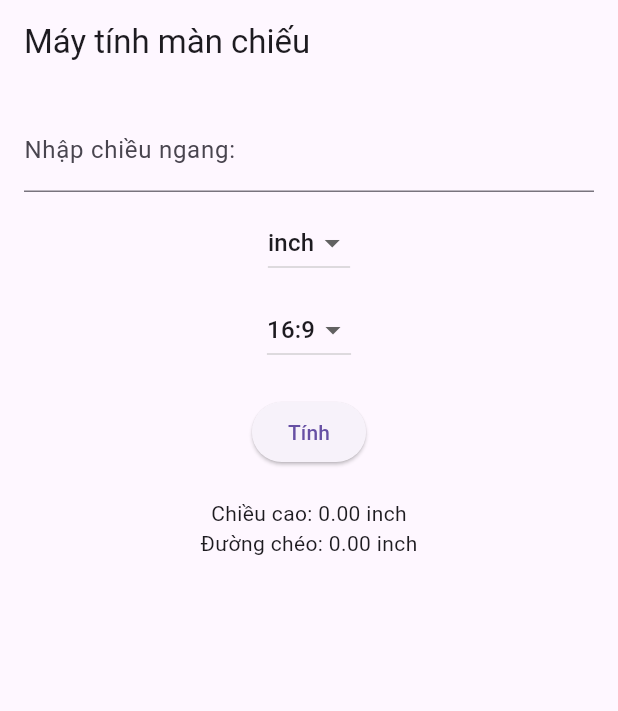
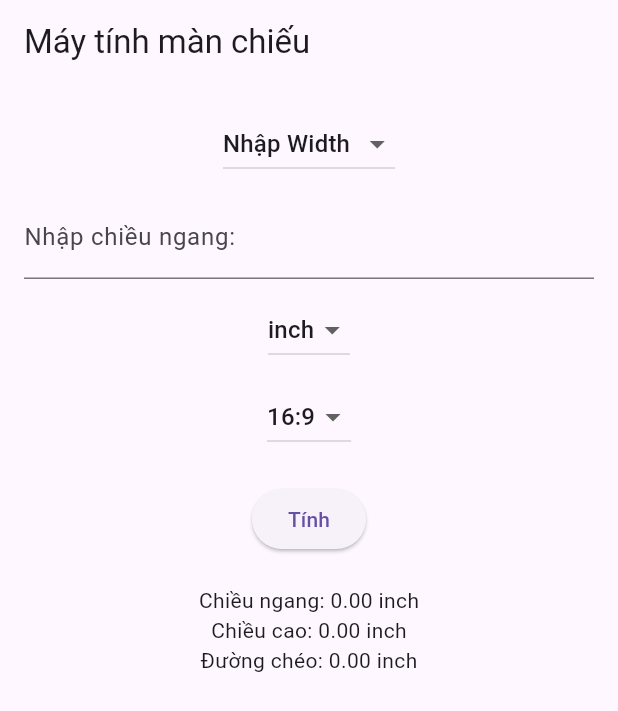
Before and after one commit to Lehuuthanh23/calc_inch, a Flutter app: the screen it shows after launch, after a tap on "Tính", on a phone screen of 412 x 824 dp. Shown: the top 711 px of the screen. Run offline on Flutter 3.47's test engine with Material 3 defaults, Android fonts, the light colour scheme and no system bars.

Commit message:
thêm tính chiều ngang theo chiều cao

```diff
--- a/lib/main.dart
+++ b/lib/main.dart
@@ -2,7 +2,7 @@ import 'package:flutter/material.dart';
 import 'dart:math';
 
 void main() {
-  runApp(const ScreenSizeCalculator()); // Thêm const
+  runApp(const ScreenSizeCalculator());
 }
 
 class ScreenSizeCalculator extends StatelessWidget {
@@ -11,7 +11,6 @@ class ScreenSizeCalculator extends StatelessWidget {
   @override
   Widget build(BuildContext context) {
     return const MaterialApp(
-      // Thêm const
       debugShowCheckedModeBanner: false,
       home: ScreenCalculatorPage(),
     );
@@ -26,49 +25,102 @@ class ScreenCalculatorPage extends StatefulWidget {
 }
 
 class ScreenCalculatorPageState extends State<ScreenCalculatorPage> {
-  final TextEditingController _lengthController = TextEditingController();
+  final TextEditingController _widthController = TextEditingController();
+  final TextEditingController _heightController = TextEditingController();
+  String _selectedInput = 'Width'; // Tùy chọn nhập: Width hoặc Height
   String _selectedRatio = '16:9';
   String _selectedUnit = 'inch';
-  double _height = 0.0;
-  double _diagonalInInches = 0.0; // Luôn lưu đường chéo theo inch
+  double _width = 0.0; // Chiều ngang
+  double _height = 0.0; // Chiều cao
+  double _diagonalInInches = 0.0; // Đường chéo theo inch
 
   void _calculateSize() {
-    double length = double.tryParse(_lengthController.text) ?? 0;
+    double inputValue = 0.0;
     bool isMm = _selectedUnit == 'mm';
 
+    // Lấy giá trị đầu vào dựa trên tùy chọn
+    if (_selectedInput == 'Width') {
+      inputValue = double.tryParse(_widthController.text) ?? 0;
+    } else {
+      inputValue = double.tryParse(_heightController.text) ?? 0;
+    }
+
+    if (inputValue == 0) return; // Không tính nếu giá trị nhập vào không hợp lệ
+
     if (isMm) {
-      length = length / 25.4; // Chuyển từ mm sang inch
+      inputValue = inputValue / 25.4; // Chuyển từ mm sang inch
     }
 
     double widthRatio = _selectedRatio == '16:9' ? 16 : 4;
     double heightRatio = _selectedRatio == '16:9' ? 9 : 3;
-    double height = (length / widthRatio) * heightRatio;
-    double diagonal =
-        sqrt(pow(length, 2) + pow(height, 2)); // Luôn tính theo inch
+
+    double width, height, diagonal;
+
+    if (_selectedInput == 'Width') {
+      // Nhập chiều ngang, tính chiều cao
+      width = inputValue;
+      height = (width / widthRatio) * heightRatio;
+    } else {
+      // Nhập chiều cao, tính chiều ngang
+      height = inputValue;
+      width = (height / heightRatio) * widthRatio;
+    }
+
+    // Tính đường chéo (luôn theo inch)
+    diagonal = sqrt(pow(width, 2) + pow(height, 2));
 
     setState(() {
-      _height = isMm
-          ? height * 25.4
-          : height; // Chuyển chiều cao về đúng đơn vị (mm hoặc inch)
-      _diagonalInInches = diagonal; // Đường chéo luôn ở inch
+      _width = isMm ? width * 25.4 : width; // Chuyển về đơn vị người dùng chọn
+      _height = isMm ? height * 25.4 : height;
+      _diagonalInInches = diagonal;
     });
   }
 
   @override
   Widget build(BuildContext context) {
     return Scaffold(
-      appBar: AppBar(title: const Text('Máy tính màn chiếu')), // Thêm const
+      appBar: AppBar(title: const Text('Máy tính màn chiếu')),
       body: Padding(
-        padding: const EdgeInsets.all(16.0), // Đã có const từ trước
+        padding: const EdgeInsets.all(16.0),
         child: Column(
           children: [
-            TextField(
-              controller: _lengthController,
-              keyboardType: TextInputType.number,
-              decoration: const InputDecoration(
-                  labelText: 'Nhập chiều ngang: '), // Thêm const
+            // Dropdown chọn loại đầu vào
+            DropdownButton<String>(
+              value: _selectedInput,
+              items: ['Width', 'Height'].map((String value) {
+                return DropdownMenuItem<String>(
+                  value: value,
+                  child: Text('Nhập $value'),
+                );
+              }).toList(),
+              onChanged: (newValue) {
+                setState(() {
+                  _selectedInput = newValue!;
+                  _widthController.clear();
+                  _heightController.clear();
+                  _width = 0.0;
+                  _height = 0.0;
+                  _diagonalInInches = 0.0;
+                });
+              },
             ),
-            const SizedBox(height: 10), // Thêm const
+            const SizedBox(height: 10),
+            // Trường nhập dựa trên tùy chọn
+            if (_selectedInput == 'Width')
+              TextField(
+                controller: _widthController,
+                keyboardType: TextInputType.number,
+                decoration:
+                    const InputDecoration(labelText: 'Nhập chiều ngang:'),
+              )
+            else
+              TextField(
+                controller: _heightController,
+                keyboardType: TextInputType.number,
+                decoration: const InputDecoration(labelText: 'Nhập chiều cao:'),
+              ),
+            const SizedBox(height: 10),
+            // Dropdown chọn đơn vị
             DropdownButton<String>(
               value: _selectedUnit,
               items: ['inch', 'mm'].map((String value) {
@@ -83,7 +135,8 @@ class ScreenCalculatorPageState extends State<ScreenCalculatorPage> {
                 });
               },
             ),
-            const SizedBox(height: 10), // Thêm const
+            const SizedBox(height: 10),
+            // Dropdown chọn tỷ lệ
             DropdownButton<String>(
               value: _selectedRatio,
               items: ['16:9', '4:3'].map((String value) {
@@ -98,17 +151,24 @@ class ScreenCalculatorPageState extends State<ScreenCalculatorPage> {
                 });
               },
             ),
-            const SizedBox(height: 20), // Thêm const
+            const SizedBox(height: 20),
             ElevatedButton(
               onPressed: _calculateSize,
-              child: const Text('Tính'), // Thêm const
+              child: const Text('Tính'),
             ),
-            const SizedBox(height: 20), // Thêm const
+            const SizedBox(height: 20),
+            Text('Chiều ngang: ${_width.toStringAsFixed(2)} $_selectedUnit'),
             Text('Chiều cao: ${_height.toStringAsFixed(2)} $_selectedUnit'),
             Text('Đường chéo: ${_diagonalInInches.toStringAsFixed(2)} inch'),
-            if (_lengthController.text.isNotEmpty)
+            if (_selectedInput == 'Width' && _widthController.text.isNotEmpty)
               Text(
-                  'Khoảng cách:  ${((int.parse(_lengthController.text.toString()) * 1.34) / 1000).toStringAsFixed(2)} - ${((int.parse(_lengthController.text.toString()) * 2.22) / 1000).toStringAsFixed(2)} m'),
+                'Khoảng cách: ${((double.parse(_widthController.text) * 1.34) / 1000).toStringAsFixed(2)} - ${((double.parse(_widthController.text) * 2.22) / 1000).toStringAsFixed(2)} m',
+              )
+            else if (_selectedInput == 'Height' &&
+                _heightController.text.isNotEmpty)
+              Text(
+                'Khoảng cách: ${((_width * 1.34) / 1000).toStringAsFixed(2)} - ${((_width * 2.22) / 1000).toStringAsFixed(2)} m',
+              ),
           ],
         ),
       ),
```
